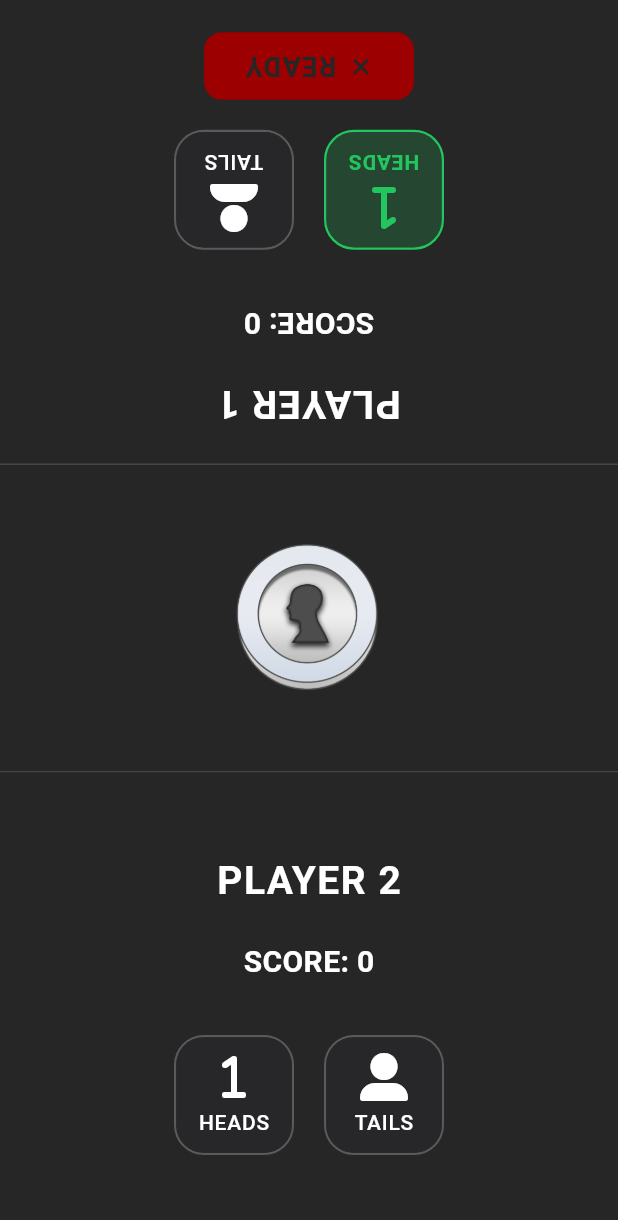
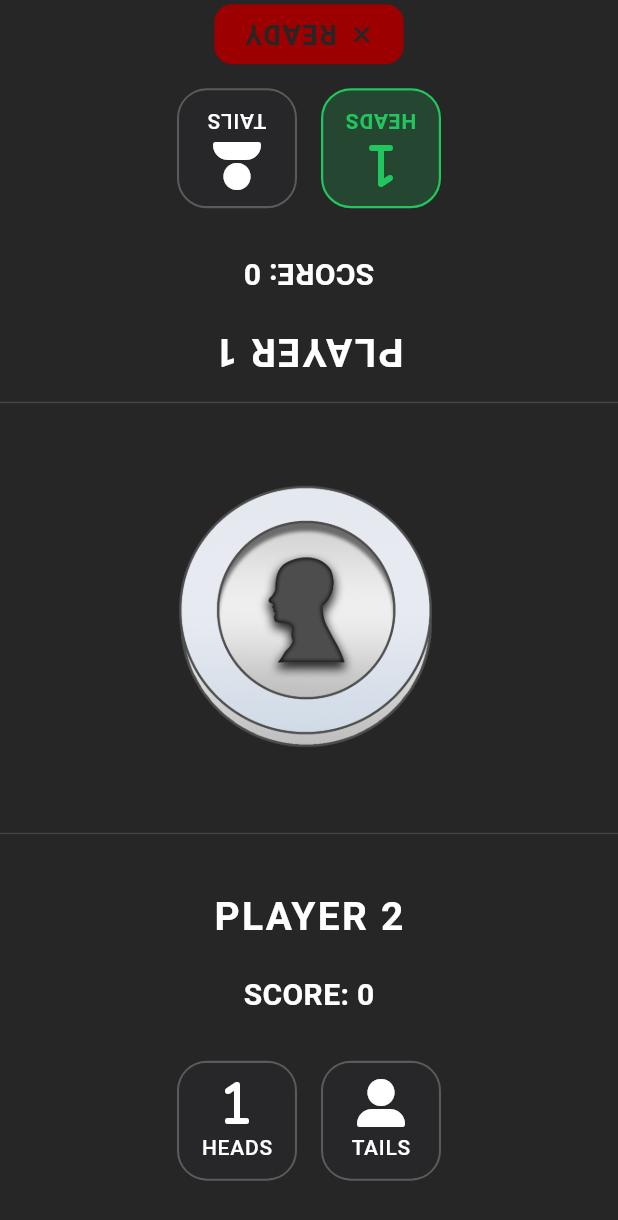
Before and after one commit to ernklyc/yazi_tura, a Flutter app: the screen it shows after launch, after a tap on an icon or button, on a phone screen of 412 x 824 dp. Shown: the top 1220 px of the screen. Run offline on Flutter 3.47's test engine with Material 3 defaults, Android fonts, the light colour scheme and no system bars; drawn by our look-alikes of flip_card; our stand-ins replace font_awesome_flutter.

```diff
--- a/lib/core/splash_screen.dart
+++ b/lib/core/splash_screen.dart
@@ -69,9 +69,13 @@
 
   @override
   Widget build(BuildContext context) {
+    final size = MediaQuery.of(context).size;
+    final iconSize = (size.width * 0.15).clamp(40.0, 60.0);
+
     return Scaffold(
       backgroundColor: const Color.fromARGB(255, 38, 38, 38),
       body: Center(
+        child: SingleChildScrollView(
           child: Column(
             mainAxisAlignment: MainAxisAlignment.center,
             children: [
@@ -82,21 +86,28 @@
                     scale: _scaleAnimation.value,
                     child: Transform.rotate(
                       angle: _rotateAnimation.value * 3.14,
+                      child: Container(
+                        padding: EdgeInsets.all(iconSize * 0.3),
+                        decoration: BoxDecoration(
+                          color: Colors.white.withOpacity(0.05),
+                          shape: BoxShape.circle,
+                        ),
                         child: Row(
-                      mainAxisAlignment: MainAxisAlignment.center,
+                          mainAxisSize: MainAxisSize.min,
                           children: [
                             Icon(
                               FontAwesomeIcons.one,
-                          size: 40,
+                              size: iconSize,
                               color: Colors.white,
                             ),
-                        SizedBox(width: 20),
+                            SizedBox(width: iconSize * 0.4),
                             Icon(
                               FontAwesomeIcons.userLarge,
-                          size: 40,
+                              size: iconSize,
                               color: Colors.white,
                             ),
                           ],
+                        ),
                       ),
                     ),
                   );
@@ -105,19 +116,24 @@
               const SizedBox(height: 30),
               FadeTransition(
                 opacity: _opacityAnimation,
-              child: const Text(
+                child: Column(
+                  children: [
+                    Text(
                       'HEADS OR TAILS',
                       style: TextStyle(
                         color: Colors.white,
-                  fontSize: 24,
+                        fontSize: (size.width * 0.06).clamp(20.0, 28.0),
                         fontWeight: FontWeight.bold,
                         letterSpacing: 2,
-                ),
                       ),
                     ),
                   ],
                 ),
               ),
+            ],
+          ),
+        ),
+      ),
     );
   }
 }
--- a/lib/pages/home_page.dart
+++ b/lib/pages/home_page.dart
@@ -26,12 +26,13 @@
   bool isFlipping = false;
 
   // Renk paleti
-  final Color primaryColor = const Color.fromARGB(255, 156, 0, 0);                       // İndigo - Hazır butonu
+  final Color primaryColor = const Color.fromARGB(255, 156, 0, 0);         // Kırmızı - Hazır butonu
   final Color accentColor = const Color(0xFF22C55E);                       // Yeşil - Seçili durum
   final Color backgroundColor = const Color.fromARGB(255, 38, 38, 38);     // Arka plan
   final Color textColor = Colors.white;                                    // Metinler
   final Color buttonColor = const Color(0xFF27272A);                      // Koyu gri - Butonlar
   final Color borderColor = const Color.fromARGB(255, 70, 70, 70);        // Çizgiler
+  final Color winnerColor = const Color(0xFFFFD700);                      // Altın - Kazanan rengi
 
   late AnimationController _scoreController;
   late Animation<double> _scoreAnimation;
@@ -65,14 +66,83 @@
   }
 
   void _checkWinner(String result) {
+    String winner = '';
     if (player1Choice == result) {
       setState(() => player1Score++);
+      winner = 'PLAYER 1';
       _scoreController.forward(from: 0);
     } else if (player2Choice == result) {
       setState(() => player2Score++);
+      winner = 'PLAYER 2';
       _scoreController.forward(from: 0);
     }
-    Future.delayed(const Duration(seconds: 2), _resetGame);
+
+    // Kazananı göster
+    if (winner.isNotEmpty) {
+      showDialog(
+        context: context,
+        barrierDismissible: false,
+        barrierColor: Colors.black54,
+        builder: (BuildContext context) => Dialog(
+          backgroundColor: Colors.transparent,
+          child: Container(
+            width: 300,
+            padding: const EdgeInsets.all(24),
+            decoration: BoxDecoration(
+              color: backgroundColor,
+              borderRadius: BorderRadius.circular(20),
+              border: Border.all(color: winnerColor, width: 2),
+            ),
+            child: Column(
+              mainAxisSize: MainAxisSize.min,
+              children: [
+                Container(
+                  width: 80,
+                  height: 80,
+                  decoration: BoxDecoration(
+                    color: winnerColor.withOpacity(0.1),
+                    shape: BoxShape.circle,
+                  ),
+                  child: Icon(
+                    FontAwesomeIcons.crown,
+                    color: winnerColor,
+                    size: 45,
+                  ),
+                ),
+                const SizedBox(height: 20),
+                Text(
+                  winner,
+                  style: TextStyle(
+                    color: winnerColor,
+                    fontSize: 32,
+                    fontWeight: FontWeight.bold,
+                    letterSpacing: 2,
+                  ),
+                ),
+                const SizedBox(height: 8),
+                Text(
+                  'WINS!',
+                  style: TextStyle(
+                    color: winnerColor.withOpacity(0.9),
+                    fontSize: 24,
+                    fontWeight: FontWeight.w500,
+                    letterSpacing: 3,
+                  ),
+                ),
+              ],
+            ),
+          ),
+        ),
+      );
+
+      // 2 saniye sonra dialogu kapat ve oyunu sıfırla
+      Future.delayed(const Duration(seconds: 2), () {
+        if (mounted) {
+          Navigator.of(context).pop();
+          _resetGame();
+        }
+      });
+    }
   }
 
   void _checkBothReady() {
@@ -82,6 +152,9 @@
   }
 
   Widget _buildChoiceButton(String choice, bool isSelected, VoidCallback onPressed) {
+    double buttonSize = MediaQuery.of(context).size.width * 0.2;
+    buttonSize = buttonSize.clamp(60.0, 80.0); // Min 60, max 80
+
     return TweenAnimationBuilder<double>(
       tween: Tween(begin: 0.0, end: 1.0),
       duration: const Duration(milliseconds: 300),
@@ -89,8 +162,8 @@
         return Transform.scale(
           scale: 0.9 + (0.1 * value),
           child: Container(
-            width: 80,
-            height: 80,
+            width: buttonSize,
+            height: buttonSize,
             decoration: BoxDecoration(
               borderRadius: BorderRadius.circular(20),
               border: Border.all(
@@ -114,14 +187,14 @@
                 children: [
                   Icon(
                     choice == 'HEADS' ? FontAwesomeIcons.one : FontAwesomeIcons.userLarge,
-                    size: 32,
+                    size: buttonSize * 0.4,
                     color: isSelected ? accentColor : textColor,
                   ),
-                  SizedBox(height: 4),
+                  SizedBox(height: buttonSize * 0.05),
                   Text(
                     choice,
                     style: TextStyle(
-                      fontSize: 14,
+                      fontSize: buttonSize * 0.175,
                       fontWeight: isSelected ? FontWeight.bold : FontWeight.w500,
                       letterSpacing: 0.5,
                       color: isSelected ? accentColor : textColor,
@@ -148,7 +221,7 @@
     return Container(
       color: backgroundColor,
       child: Container(
-        padding: const EdgeInsets.symmetric(vertical: 20),
+        padding: const EdgeInsets.symmetric(vertical: 15),
         child: RotatedBox(
           quarterTurns: isRotated ? 2 : 0,
           child: Column(
@@ -160,10 +233,10 @@
                   color: textColor,
                   fontSize: 26,
                   fontWeight: FontWeight.bold,
-                  letterSpacing: 1,
+                  letterSpacing: 1.5,
                 ),
               ),
-              const SizedBox(height: 12),
+              const SizedBox(height: 10),
               ScaleTransition(
                 scale: _scoreAnimation,
                 child: Container(
@@ -183,7 +256,7 @@
                   ),
                 ),
               ),
-              const SizedBox(height: 25),
+              const SizedBox(height: 20),
               if (!isReady) ...[
                 Row(
                   mainAxisAlignment: MainAxisAlignment.center,
@@ -193,7 +266,7 @@
                       choice == 'YAZI',
                       () => onChoiceSelected('YAZI'),
                     ),
-                    const SizedBox(width: 20),
+                    const SizedBox(width: 16),
                     _buildChoiceButton(
                       'TAILS',
                       choice == 'TURA',
@@ -202,10 +275,9 @@
                   ],
                 ),
                 if (choice != null) ...[
-                  const SizedBox(height: 20),
-                  Container(
-                    width: 140,
-                    height: 45,
+                  const SizedBox(height: 16),
+                  SizedBox(
+                    height: 40,
                     child: ElevatedButton(
                       onPressed: onReadyPressed,
                       style: ElevatedButton.styleFrom(
@@ -214,10 +286,11 @@
                         shape: RoundedRectangleBorder(
                           borderRadius: BorderRadius.circular(12),
                         ),
+                        padding: const EdgeInsets.symmetric(horizontal: 20),
                         elevation: 0,
                       ),
                       child: Row(
-                        mainAxisAlignment: MainAxisAlignment.center,
+                        mainAxisSize: MainAxisSize.min,
                         children: [
                           Icon(
                             isReady ? FontAwesomeIcons.check : FontAwesomeIcons.xmark,
@@ -230,7 +303,7 @@
                             style: TextStyle(
                               fontSize: 18,
                               fontWeight: FontWeight.bold,
-                              letterSpacing: 1,
+                              letterSpacing: 1.2,
                               color: backgroundColor,
                             ),
                           ),
@@ -241,7 +314,7 @@
                 ],
               ] else
                 Container(
-                  padding: const EdgeInsets.symmetric(horizontal: 25, vertical: 10),
+                  padding: const EdgeInsets.symmetric(horizontal: 20, vertical: 10),
                   decoration: BoxDecoration(
                     color: accentColor.withOpacity(0.1),
                     borderRadius: BorderRadius.circular(12),
@@ -262,7 +335,7 @@
                           color: accentColor,
                           fontSize: 18,
                           fontWeight: FontWeight.bold,
-                          letterSpacing: 0.8,
+                          letterSpacing: 1,
                         ),
                       ),
                     ],
@@ -282,8 +355,7 @@
       body: SafeArea(
         child: Column(
           children: [
-            Expanded(
-              child: _buildPlayerSection(
+            Expanded(flex: 2, child: _buildPlayerSection(
               'PLAYER 1',
               player1Score,
               player1Choice,
@@ -294,8 +366,7 @@
                 _checkBothReady();
               },
               true,
-              ),
-            ),
+            )),
             Container(
               decoration: BoxDecoration(
                 color: backgroundColor,
@@ -304,7 +375,7 @@
                   bottom: BorderSide(color: borderColor, width: 1),
                 ),
               ),
-              height: MediaQuery.of(context).size.height * 0.25,
+              height: MediaQuery.of(context).size.height * 0.35,
               child: Center(
                 child: FlipCoin(
                   onResult: (String result) {
@@ -316,8 +387,7 @@
                 ),
               ),
             ),
-            Expanded(
-              child: _buildPlayerSection(
+            Expanded(flex: 2, child: _buildPlayerSection(
               'PLAYER 2',
               player2Score,
               player2Choice,
@@ -328,8 +398,7 @@
                 _checkBothReady();
               },
               false,
-              ),
-            ),
+            )),
           ],
         ),
       ),
```
Also changed, not shown: 1 other file. Lines whose indentation alone changed are shown as unchanged.
